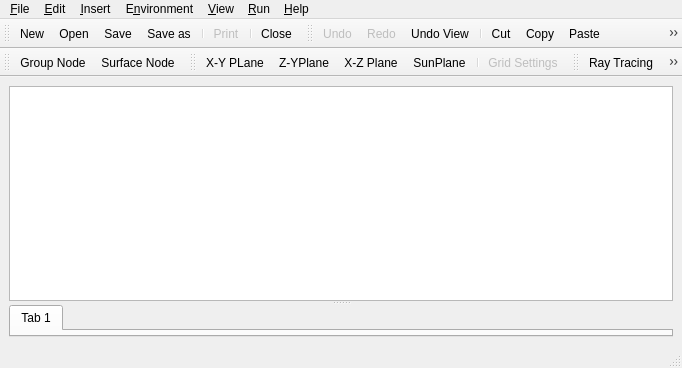
Before: the Qt Designer form source/application/gui/MainWindow.ui in CST-Modelling-Tools/TonatiuhPP, drawn with Qt 5.
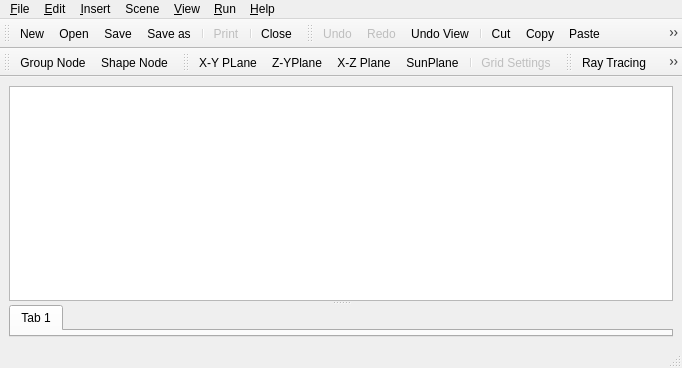
After: the same form once the commit is applied. Icons and pictures are not drawn. Custom widgets are drawn as their Qt base class.

```diff
--- a/source/application/gui/MainWindow.ui
+++ b/source/application/gui/MainWindow.ui
@@ -195,7 +195,7 @@
    </widget>
    <widget class="QMenu" name="menuEnvironment">
     <property name="title">
-     <string>E&amp;nvironment</string>
+     <string>Scene</string>
     </property>
     <addaction name="actionDefineSunLight"/>
     <addaction name="actionCalculateSunPosition"/>
@@ -548,7 +548,7 @@
      <normaloff>:/icons/nodeShape.png</normaloff>:/icons/nodeShape.png</iconset>
    </property>
    <property name="text">
-    <string>Surface Node</string>
+    <string>Shape Node</string>
    </property>
   </action>
   <action name="action_X_Y_Plane">
```
Left out of the diff: 5 changed lines with no effect on the pictures.
